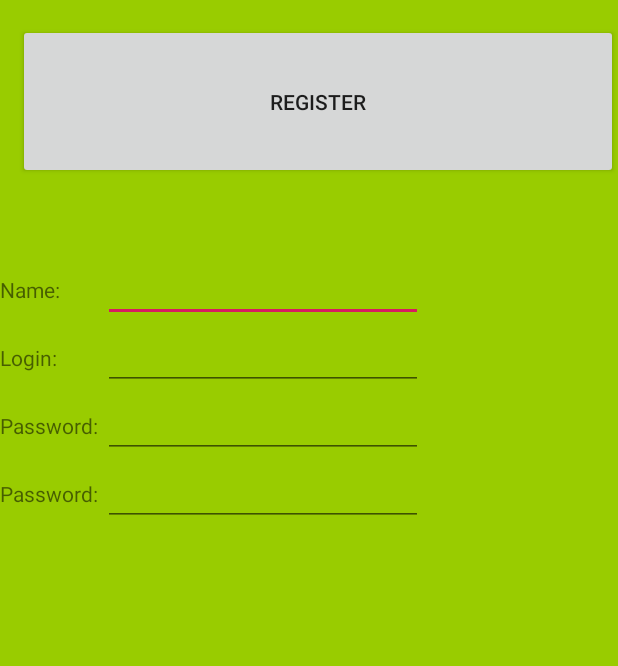
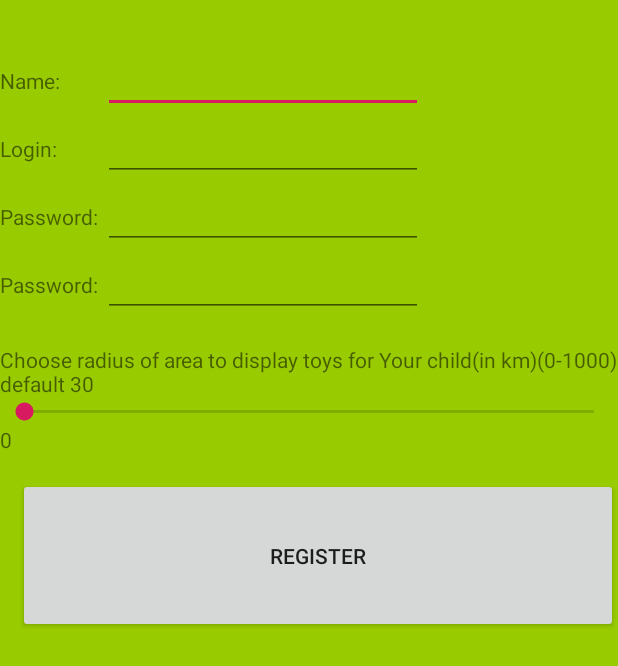
Before and after one commit to Matix97/EngineeringWorkClient, an Android app: the layout add_child.xml on its own in the app's theme, with its tools: preview values and no code run, on a phone screen of 412 x 824 dp. Shown: the top 666 px of the screen. Run offline under Robolectric (Android 15) with nearby library versions, the phone set to English and light mode, and no system bars.

Commit message:
dodany radiou do wybory odległośic zasiegu dzika balablabal

```diff
--- a/app/src/main/java/com/example/exchangetoys/Services/UserService.java
+++ b/app/src/main/java/com/example/exchangetoys/Services/UserService.java
@@ -15,7 +15,7 @@ public interface UserService {
     @POST("register")
     Call<Void> registerParent(@Header("Authorization") byte[] message);
     @POST("registerChild")
-    Call<Child> registerChild(@Body Child child);
+    Call<Child> registerChild(@Header("Authorization") byte[] message);
     @POST("authenticate")
     Call<BearerToken> login(@Header("Authorization") byte[] message);
     @POST("updateChild")
--- a/app/src/main/res/layout/add_child.xml
+++ b/app/src/main/res/layout/add_child.xml
@@ -7,18 +7,12 @@
     android:orientation="vertical">
 
 
-    <Button
-        android:id="@+id/confirm_register_adult"
-        android:layout_width="match_parent"
-        android:layout_height="103dp"
-        android:layout_marginStart="12dp"
-        android:layout_marginTop="16dp"
-        android:text="@string/register" />
+
 
     <TableLayout
         android:layout_width="match_parent"
-        android:layout_height="490dp"
-        android:paddingTop="50dp">
+        android:layout_height="230dp"
+        android:paddingTop="30dp">
 
         <TableRow
             android:layout_width="match_parent"
@@ -31,7 +25,7 @@
                 android:text="Name: " />
 
             <EditText
-                android:id="@+id/name_register"
+                android:id="@+id/name_child_register"
                 android:layout_width="wrap_content"
                 android:layout_height="wrap_content"
                 android:ems="10"
@@ -68,7 +62,7 @@
                 android:text="Password: " />
 
             <EditText
-                android:id="@+id/password_register"
+                android:id="@+id/password_register_child"
                 android:layout_width="wrap_content"
                 android:layout_height="wrap_content"
                 android:ems="10"
@@ -86,7 +80,7 @@
                 android:text="Password: " />
 
             <EditText
-                android:id="@+id/confirm_password_register"
+                android:id="@+id/confirm_password_register_child"
                 android:layout_width="wrap_content"
                 android:layout_height="wrap_content"
                 android:ems="10"
@@ -95,4 +89,30 @@
 
 
     </TableLayout>
+
+    <TextView
+        android:id="@+id/textView8"
+        android:layout_width="wrap_content"
+        android:layout_height="wrap_content"
+        android:text="Choose radius of area to display toys for Your child(in km)(0-1000) default 30 " />
+
+    <SeekBar
+        android:id="@+id/seekBar"
+        android:layout_width="match_parent"
+        android:layout_height="wrap_content"
+        android:max="1000" />
+
+    <TextView
+        android:id="@+id/radius_info"
+        android:layout_width="wrap_content"
+        android:layout_height="wrap_content"
+        android:text="0" />
+
+    <Button
+        android:id="@+id/confirm_register_adult"
+        android:layout_width="match_parent"
+        android:layout_height="103dp"
+        android:layout_marginStart="12dp"
+        android:layout_marginTop="16dp"
+        android:text="@string/register" />
 </LinearLayout>
```
Also changed, not shown: app/src/main/java/com/example/exchangetoys/ui/settings/AddChildPopUp.java (+115 -6 lines).
